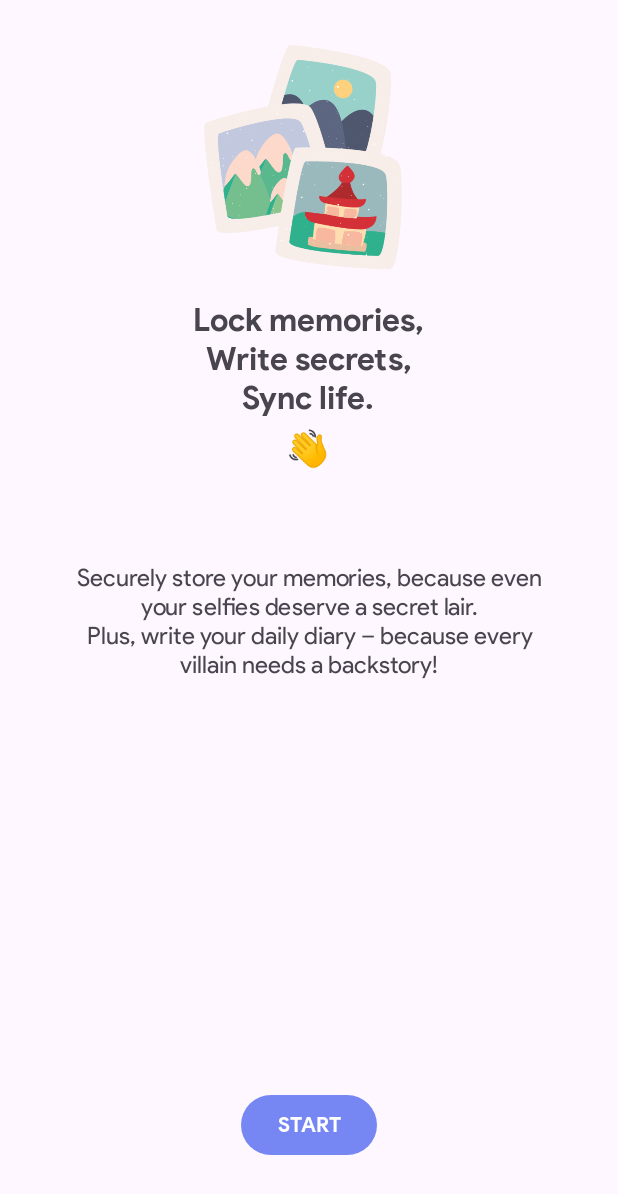
After one commit to the-rebooted-coder/Store, an Android app: the SecondStartup screen opened directly, with no data from a screen before it, on a phone screen of 412 x 824 dp. The commit adds this screen. Shown: the top 1194 px of the screen. Run offline under Robolectric (Android 15) with nearby library versions, the phone set to English and light mode, and no system bars.

Commit message:
Created Initial App Setup

```diff
--- a/app/build.gradle
+++ b/app/build.gradle
@@ -107,4 +107,7 @@ dependencies {
 
     //Swipe
     implementation 'com.github.mhdmoh:swipe-button:1.0.3'
+
+    //Ripple Pulse
+    implementation 'com.gauravbhola.ripplepulsebackground:library:1.0.0'
 }
--- a/app/src/main/AndroidManifest.xml
+++ b/app/src/main/AndroidManifest.xml
@@ -22,6 +22,9 @@
         android:supportsRtl="true"
         android:theme="@style/Theme.AppCompat.Store"
         tools:targetApi="31">
+        <activity
+            android:name=".SecondStartup"
+            android:exported="false" />
         <activity
             android:name=".FirstTime"
             android:exported="false" />
--- /dev/null
+++ b/app/src/main/java/com/onesilicondiode/store/Constants.java
@@ -0,0 +1,5 @@
+package com.onesilicondiode.store;
+
+public class Constants {
+    public static final String PREFS_NAME = "MyPrefsFile";
+}
--- /dev/null
+++ b/app/src/main/java/com/onesilicondiode/store/SecondStartup.java
@@ -0,0 +1,67 @@
+package com.onesilicondiode.store;
+
+import android.content.Intent;
+import android.content.SharedPreferences;
+import android.os.Bundle;
+import android.os.VibrationEffect;
+import android.os.Vibrator;
+import android.view.View;
+import android.view.animation.Animation;
+import android.view.animation.AnimationUtils;
+import android.widget.TextView;
+
+import androidx.appcompat.app.AppCompatActivity;
+
+import com.google.android.material.button.MaterialButton;
+
+public class SecondStartup extends AppCompatActivity {
+
+    private static final String PREFS_NAME = "MyPrefsFile";
+    private static final String FIRST_LAUNCH_KEY = "firstLaunch";
+    MaterialButton finalLaunch;
+    private Vibrator vibrator;
+
+    @Override
+    protected void onCreate(Bundle savedInstanceState) {
+        super.onCreate(savedInstanceState);
+        setContentView(R.layout.activity_second_startup);
+        vibrator = (Vibrator) getSystemService(VIBRATOR_SERVICE);
+        finalLaunch = findViewById(R.id.finalLaunch);
+        finalLaunch.setOnClickListener(view -> {
+            Intent intent = new Intent(SecondStartup.this, SignUp.class);
+            startActivity(intent);
+            overridePendingTransition(R.anim.fade_in, R.anim.fade_out);
+            vibrate();
+            SharedPreferences settings = getSharedPreferences(PREFS_NAME, 0);
+            SharedPreferences.Editor editor = settings.edit();
+            editor.putBoolean(FIRST_LAUNCH_KEY, false);
+            editor.apply();
+            finish();
+        });
+        TextView wavingHandTextView = findViewById(R.id.wavingHandTextView);
+        Animation waveAnimation = AnimationUtils.loadAnimation(this, R.anim.emoji_wave);
+        wavingHandTextView.setOnClickListener(view -> {
+            vibrate();
+            wavingHandTextView.startAnimation(waveAnimation);
+        });
+        wavingHandTextView.startAnimation(waveAnimation);
+    }
+
+    @Override
+    public void onBackPressed() {
+        super.onBackPressed();
+        finish();
+    }
+
+    private void vibrate() {
+        long[] pattern = {10, 0, 11, 1, 16, 2, 11, 3, 10, 5, 0, 6, 0, 7, 11, 9, 14, 10, 13, 10, 11, 11, 0, 11, 11, 11, 11};
+
+        if (android.os.Build.VERSION.SDK_INT >= android.os.Build.VERSION_CODES.O) {
+            VibrationEffect vibrationEffect = VibrationEffect.createWaveform(pattern, -1);
+            vibrator.vibrate(vibrationEffect);
+        } else {
+            // For versions lower than Oreo
+            vibrator.vibrate(pattern, -1);
+        }
+    }
+}
--- /dev/null
+++ b/app/src/main/res/anim/emoji_wave.xml
@@ -0,0 +1,9 @@
+<?xml version="1.0" encoding="utf-8"?>
+<set xmlns:android="http://schemas.android.com/apk/res/android">
+    <translate
+        android:fromXDelta="-20%"
+        android:toXDelta="0%"
+        android:duration="400"
+        android:repeatCount="2"
+        android:repeatMode="reverse" />
+</set>
--- /dev/null
+++ b/app/src/main/res/anim/fade_in.xml
@@ -0,0 +1,8 @@
+<?xml version="1.0" encoding="utf-8"?>
+<set xmlns:android="http://schemas.android.com/apk/res/android">
+    <alpha
+        android:duration="300"
+        android:fromAlpha="0.0"
+        android:toAlpha="1.0"
+        />
+</set>
--- /dev/null
+++ b/app/src/main/res/anim/fade_out.xml
@@ -0,0 +1,8 @@
+<?xml version="1.0" encoding="utf-8"?>
+<set xmlns:android="http://schemas.android.com/apk/res/android">
+    <alpha
+        android:duration="300"
+        android:fromAlpha="1.0"
+        android:toAlpha="0.0"
+        />
+</set>
--- a/app/src/main/res/layout-night/activity_about_memories.xml
+++ b/app/src/main/res/layout-night/activity_about_memories.xml
@@ -82,7 +82,7 @@
                     android:layout_marginTop="30dp"
                     ripple:button_background_padding="3dp"
                     ripple:button_background_src="@drawable/baseline_start_24"
-                    ripple:button_background_tint="@color/swipe"
+                    ripple:button_background_tint="@color/trail_color"
                     ripple:button_height="35dp"
                     ripple:button_width="35dp"
                     ripple:has_active_status="false"
--- a/app/src/main/res/layout/activity_about_memories.xml
+++ b/app/src/main/res/layout/activity_about_memories.xml
@@ -82,7 +82,7 @@
                     android:layout_marginTop="30dp"
                     ripple:button_background_padding="3dp"
                     ripple:button_background_src="@drawable/baseline_start_24"
-                    ripple:button_background_tint="@color/swipe"
+                    ripple:button_background_tint="@color/trail_color"
                     ripple:button_height="35dp"
                     ripple:button_width="35dp"
                     ripple:has_active_status="false"
--- /dev/null
+++ b/app/src/main/res/layout/activity_second_startup.xml
@@ -0,0 +1,78 @@
+<?xml version="1.0" encoding="utf-8"?>
+<RelativeLayout xmlns:android="http://schemas.android.com/apk/res/android"
+    xmlns:app="http://schemas.android.com/apk/res-auto"
+    xmlns:tools="http://schemas.android.com/tools"
+    android:layout_width="match_parent"
+    android:layout_height="match_parent"
+    android:animateLayoutChanges="true"
+    tools:context=".SecondStartup">
+
+    <ImageView
+        android:id="@+id/sharedImageView"
+        android:layout_width="150dp"
+        android:layout_height="150dp"
+        android:layout_alignParentTop="true"
+        android:layout_centerHorizontal="true"
+        android:layout_marginTop="30dp"
+        android:src="@drawable/app_logo"
+        android:transitionName="imageTransition" />
+
+    <TextView
+        android:id="@+id/productTextView"
+        android:layout_width="wrap_content"
+        android:layout_height="wrap_content"
+        android:layout_below="@+id/sharedImageView"
+        android:layout_centerHorizontal="true"
+        android:layout_marginTop="20dp"
+        android:fontFamily="@font/productsansbold"
+        android:paddingStart="20dp"
+        android:paddingEnd="20dp"
+        android:text="Lock memories,\nWrite secrets,\nSync life."
+        android:textAlignment="center"
+        android:textSize="21sp" />
+
+    <TextView
+        android:id="@+id/wavingHandTextView"
+        android:layout_width="wrap_content"
+        android:layout_height="wrap_content"
+        android:layout_below="@id/productTextView"
+        android:layout_centerHorizontal="true"
+        android:layout_marginTop="5dp"
+        android:text="👋"
+        android:textSize="24sp" />
+
+    <ScrollView
+        android:layout_width="match_parent"
+        android:layout_height="wrap_content"
+        android:layout_below="@+id/wavingHandTextView"
+        android:layout_centerInParent="true"
+        android:layout_marginTop="60dp">
+
+        <LinearLayout
+            android:layout_width="match_parent"
+            android:layout_height="wrap_content">
+
+            <TextView
+                android:id="@+id/moreProductInfo"
+                android:layout_width="wrap_content"
+                android:layout_height="wrap_content"
+                android:fontFamily="@font/productsans"
+                android:paddingStart="50dp"
+                android:paddingEnd="50dp"
+                android:text="Securely store your memories, because even your selfies deserve a secret lair.\nPlus, write your daily diary – because every villain needs a backstory!"
+                android:textAlignment="center"
+                android:textSize="16sp"
+                android:visibility="visible" />
+        </LinearLayout>
+    </ScrollView>
+
+    <com.google.android.material.button.MaterialButton
+        android:id="@+id/finalLaunch"
+        android:layout_width="wrap_content"
+        android:layout_height="wrap_content"
+        android:layout_alignParentBottom="true"
+        android:layout_centerHorizontal="true"
+        android:layout_marginBottom="50dp"
+        android:fontFamily="@font/psb"
+        android:text="START" />
+</RelativeLayout>
--- a/app/src/main/res/layout/activity_splash_screen.xml
+++ b/app/src/main/res/layout/activity_splash_screen.xml
@@ -1,7 +1,6 @@
 <?xml version="1.0" encoding="utf-8"?>
 <RelativeLayout xmlns:android="http://schemas.android.com/apk/res/android"
     android:id="@+id/splashScreenLayout"
-    xmlns:app="http://schemas.android.com/apk/res-auto"
     xmlns:tools="http://schemas.android.com/tools"
     android:layout_width="match_parent"
     android:layout_height="match_parent"
@@ -13,8 +12,8 @@
         android:layout_width="150dp"
         android:layout_height="150dp"
         android:layout_centerInParent="true"
-        android:src="@mipmap/ic_launcher"
-        app:lottie_loop="false" />
+        android:transitionName="imageTransition"
+        android:src="@mipmap/ic_launcher"/>
 
     <TextView
         android:id="@+id/title"
```
Also changed, not shown: app/src/main/java/com/onesilicondiode/store/FirstTime.java (+84 -1 lines), app/src/main/java/com/onesilicondiode/store/SplashScreen.java (+47 -16 lines), app/src/main/res/layout-night/activity_splash_screen.xml (+6 -7 lines), app/src/main/res/layout/activity_first_time.xml (+62 -6 lines), gradle.properties (+9 -14 lines).
